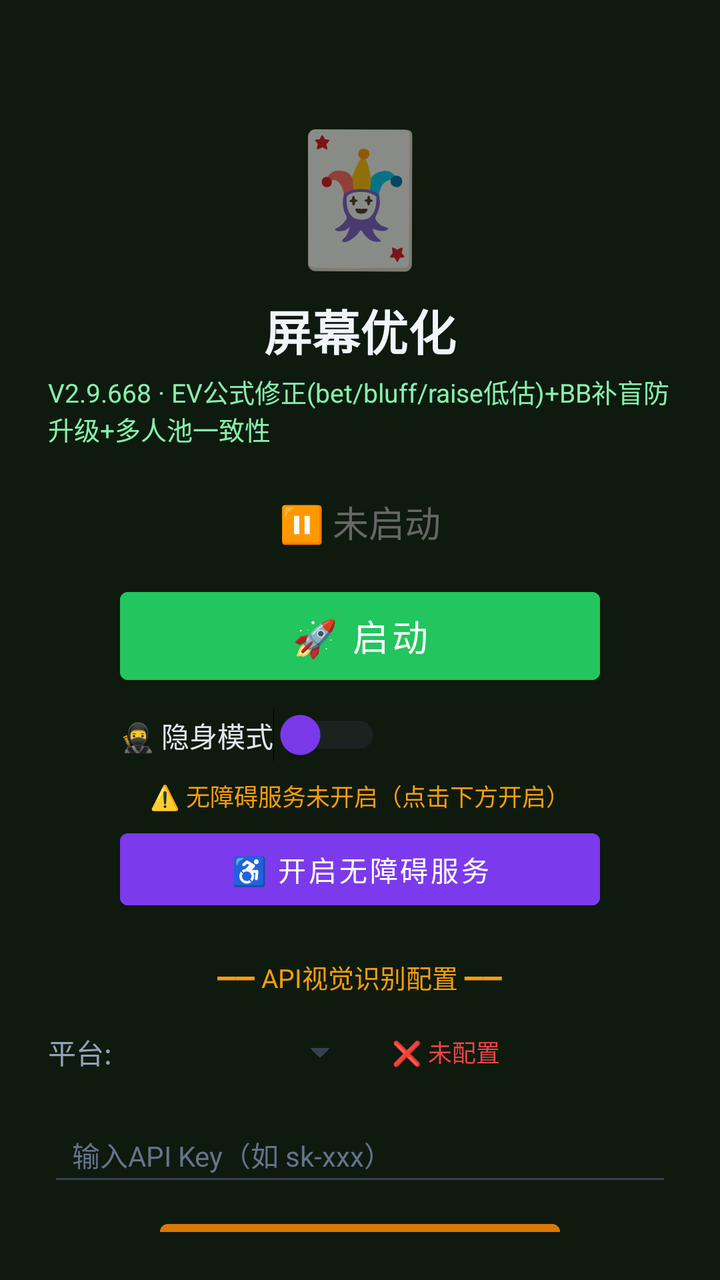
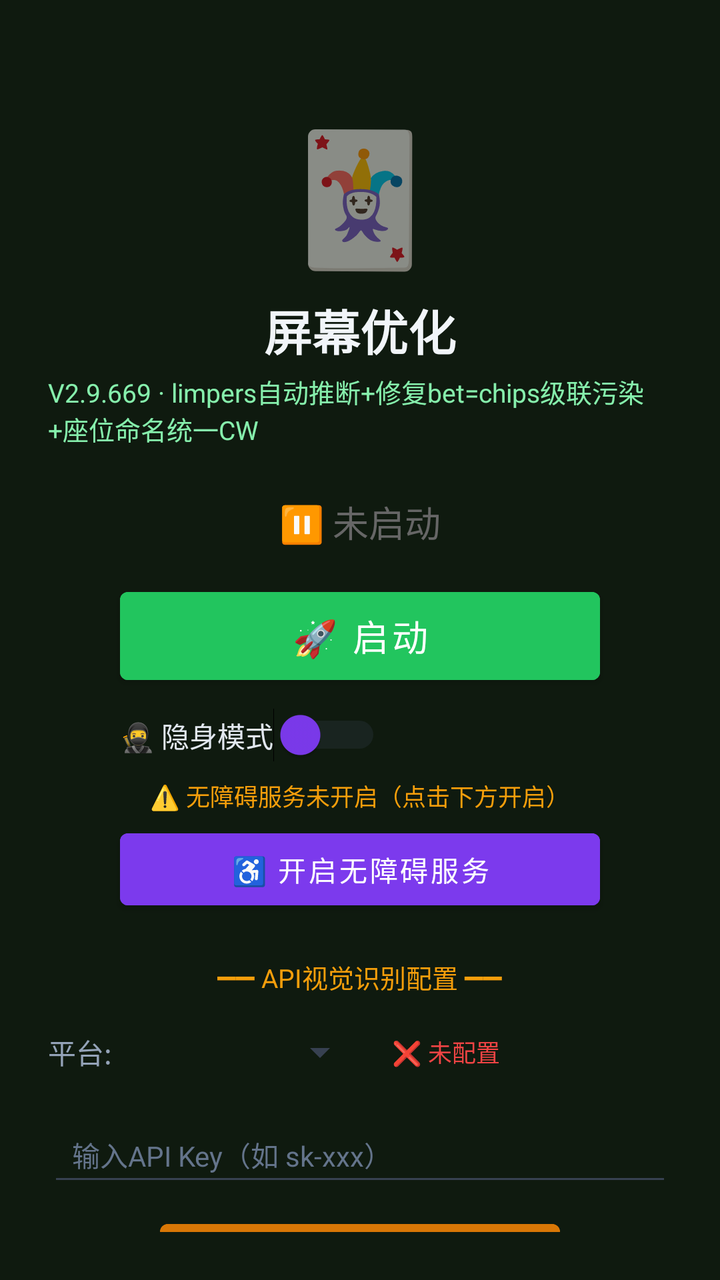

The first picture is an Android layout as it rendered before a commit; the second is the same layout after the commit. The layout source and the unified diff follow.
<!-- AndroidManifest.xml: activity theme Theme.MjScreenshot -->
<!-- res/layout/activity_main.xml -->
<?xml version="1.0" encoding="utf-8"?>
<LinearLayout xmlns:android="http://schemas.android.com/apk/res/android"
    android:layout_width="match_parent"
    android:layout_height="match_parent"
    android:orientation="vertical"
    android:background="#0f1a0f"
    android:padding="24dp"
    android:gravity="center_horizontal">

    <TextView
        android:layout_width="wrap_content"
        android:layout_height="wrap_content"
        android:text="🃏"
        android:textSize="64sp"
        android:layout_marginTop="30dp" />

    <TextView
        android:layout_width="wrap_content"
        android:layout_height="wrap_content"
        android:text="屏幕优化"
        android:textSize="24sp"
        android:textColor="#f1f5f9"
        android:textStyle="bold"
        android:layout_marginTop="8dp" />

    <TextView
        android:layout_width="wrap_content"
        android:layout_height="wrap_content"
        android:text="V2.9.668 · EV公式修正(bet/bluff/raise低估)+BB补盲防升级+多人池一致性"
        android:textSize="13sp"
        android:textColor="#86efac"
        android:layout_marginTop="4dp" />

    <TextView
        android:id="@+id/tvStatus"
        android:layout_width="wrap_content"
        android:layout_height="wrap_content"
        android:text="⏸ 未启动"
        android:textSize="18sp"
        android:textColor="#666666"
        android:layout_marginTop="24dp" />

    <Button
        android:id="@+id/btnStart"
        android:layout_width="240dp"
        android:layout_height="56dp"
        android:text="🚀 启动"
        android:textSize="18sp"
        android:textColor="#ffffff"
        android:backgroundTint="#22c55e"
        android:layout_marginTop="16dp" />

    <Button
        android:id="@+id/btnHelper"
        android:layout_width="240dp"
        android:layout_height="56dp"
        android:text="🃏 打开智囊"
        android:textSize="16sp"
        android:textColor="#ffffff"
        android:backgroundTint="#16a34a"
        android:layout_marginTop="12dp"
        android:visibility="gone" />

    
    <LinearLayout
        android:layout_width="240dp"
        android:layout_height="wrap_content"
        android:orientation="horizontal"
        android:gravity="center_vertical"
        android:layout_marginTop="8dp">

        <Switch
            android:id="@+id/switchStealth"
            android:layout_width="wrap_content"
            android:layout_height="wrap_content"
            android:text="🥷 隐身模式"
            android:textColor="#e2e8f0"
            android:textSize="14sp"
            android:thumbTint="#7c3aed"
            android:trackTint="#374151" />
    </LinearLayout>

    <TextView
        android:id="@+id/tvAccessibilityStatus"
        android:layout_width="wrap_content"
        android:layout_height="wrap_content"
        android:text="⚠️ 无障碍服务未开启（点击下方开启）"
        android:textSize="12sp"
        android:textColor="#f59e0b"
        android:layout_marginTop="8dp"
        android:gravity="center" />

    <Button
        android:id="@+id/btnAccessibility"
        android:layout_width="240dp"
        android:layout_height="48dp"
        android:text="♿ 开启无障碍服务"
        android:textSize="14sp"
        android:textColor="#ffffff"
        android:backgroundTint="#7c3aed"
        android:layout_marginTop="4dp" />

    <TextView
        android:layout_width="wrap_content"
        android:layout_height="wrap_content"
        android:text="━━ API视觉识别配置 ━━"
        android:textSize="13sp"
        android:textColor="#f59e0b"
        android:layout_marginTop="20dp" />

    <LinearLayout
        android:layout_width="match_parent"
        android:layout_height="wrap_content"
        android:orientation="horizontal"
        android:layout_marginTop="8dp"
        android:gravity="center_vertical">

        <TextView
            android:layout_width="wrap_content"
            android:layout_height="wrap_content"
            android:text="平台:"
            android:textSize="14sp"
            android:textColor="#94a3b8" />

        <Spinner
            android:id="@+id/spinnerProvider"
            android:layout_width="120dp"
            android:layout_height="40dp"
            android:layout_marginStart="8dp"
            android:backgroundTint="#374151" />

        <TextView
            android:id="@+id/tvApiStatus"
            android:layout_width="wrap_content"
            android:layout_height="wrap_content"
            android:text="❌ 未配置"
            android:textSize="12sp"
            android:textColor="#ef4444"
            android:layout_marginStart="12dp" />
    </LinearLayout>

    <EditText
        android:id="@+id/etApiKey"
        android:layout_width="match_parent"
        android:layout_height="44dp"
        android:hint="输入API Key（如 sk-xxx）"
        android:textSize="14sp"
        android:textColor="#e2e8f0"
        android:textColorHint="#64748b"
        android:backgroundTint="#374151"
        android:inputType="textPassword"
        android:layout_marginTop="8dp"
        android:paddingStart="12dp"
        android:paddingEnd="12dp" />

    <Button
        android:id="@+id/btnSaveApi"
        android:layout_width="200dp"
        android:layout_height="44dp"
        android:text="💾 保存API配置"
        android:textSize="14sp"
        android:textColor="#ffffff"
        android:backgroundTint="#d97706"
        android:layout_marginTop="8dp" />

    <TextView
        android:id="@+id/tvHint"
        android:layout_width="wrap_content"
        android:layout_height="wrap_content"
        android:text="先点上方按钮启动截屏"
        android:textSize="13sp"
        android:textColor="#666666"
        android:layout_marginTop="12dp"
        android:gravity="center" />

    <TextView
        android:layout_width="wrap_content"
        android:layout_height="wrap_content"
        android:text="使用步骤：\n1. 配置API Key（支持OpenAI/通义千问VL/硅基流动）\n2. 点「开启无障碍服务」→ 开启\n3. 开启「🥷隐身模式」(反检测)\n4. 点「启动」→ 允许悬浮窗\n5. 打牌时点屏幕上的🎯悬浮球即可截屏识别\n★ 拖动悬浮球可移到不挡牌的位置 ★\n★ 长按悬浮球可展开/收起详细面板 ★\n★ 悬浮球边框颜色=建议：绿=加注 橙=跟注 红=弃牌 ★"
        android:textSize="12sp"
        android:textColor="#64748b"
        android:layout_marginTop="12dp"
        android:lineSpacingExtra="3dp" />

</LinearLayout>
<!-- resources referenced by this layout -->
<resources>
  <style name="Theme.MjScreenshot" parent="Theme.MaterialComponents.DayNight.DarkActionBar">
          <item name="colorPrimary">#1e40af</item>
          <item name="colorPrimaryVariant">#1e3a8a</item>
          <item name="colorOnPrimary">#ffffff</item>
          <item name="android:statusBarColor">#0f172a</item>
      </style>
</resources>

<!-- the commit's change to res/layout/activity_main.xml (unified diff, before → after) -->
@@ -26,7 +26,7 @@
     <TextView
         android:layout_width="wrap_content"
         android:layout_height="wrap_content"
-        android:text="V2.9.668 · EV公式修正(bet/bluff/raise低估)+BB补盲防升级+多人池一致性"
+        android:text="V2.9.669 · limpers自动推断+修复bet=chips级联污染+座位命名统一CW"
         android:textSize="13sp"
         android:textColor="#86efac"
         android:layout_marginTop="4dp" />
